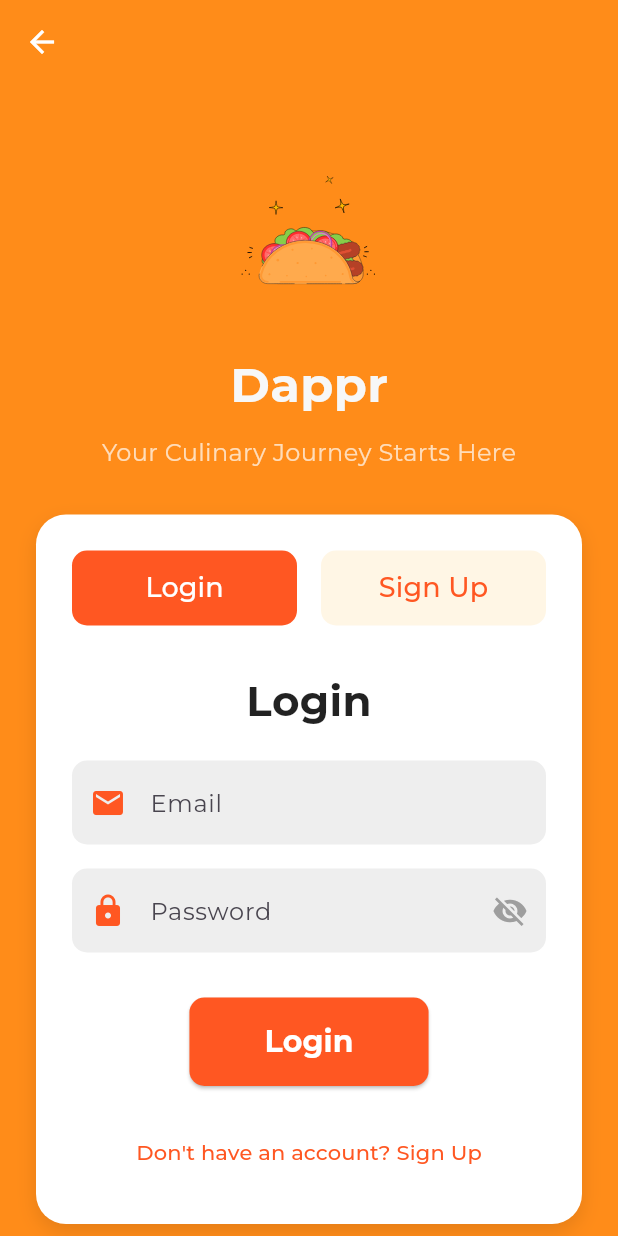
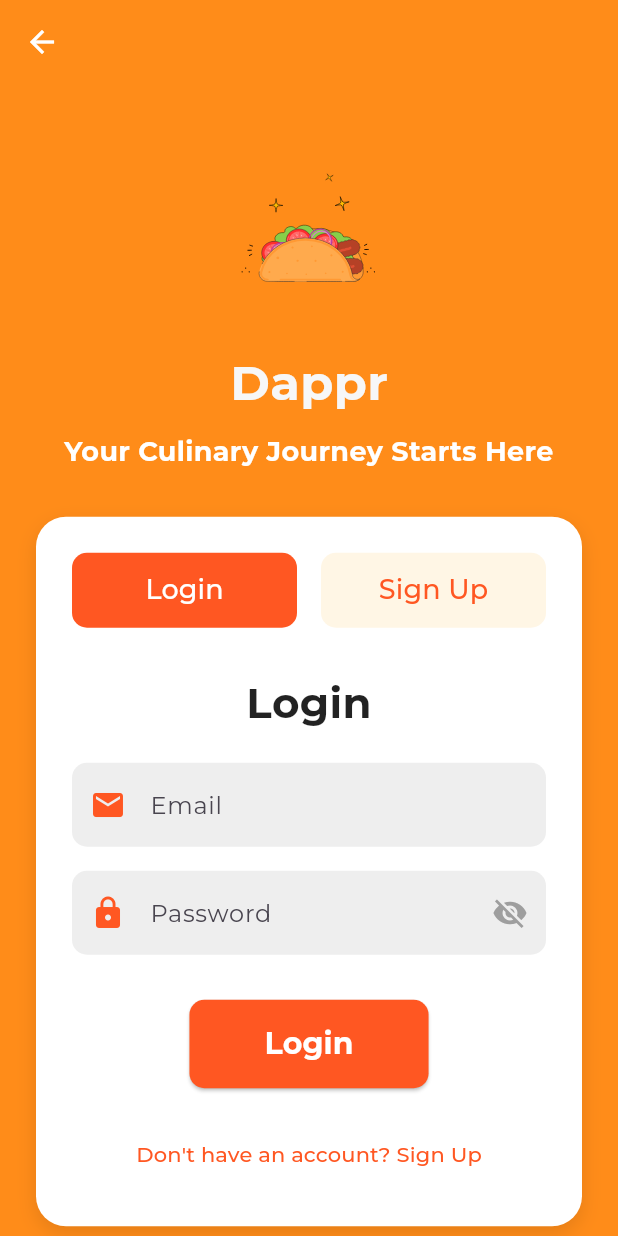
Before and after one commit to camy0330/Dappr, a Flutter app: the AuthPage screen opened directly, on a phone screen of 412 x 824 dp. Run offline on Flutter 3.47's test engine with Material 3 defaults, Android fonts, the phone set to English and light mode, and no system bars; our stand-ins replace audioplayers, logger, lottie, shared_preferences, table_calendar; accounts and stored records are empty.

Commit message:
Update auth_page.dart

```diff
--- a/lib/homepage/auth_page.dart
+++ b/lib/homepage/auth_page.dart
@@ -72,10 +72,12 @@ class _AuthPageState extends State<AuthPage> {
               // Subtitle Text
               Text(
                 'Your Culinary Journey Starts Here',
+                textAlign: TextAlign.center, // Added for better presentation
                 style: TextStyle(
-                  fontSize: 16,
-                  color: Colors.white70, // Changed to white70 to contrast with deep orange background
+                  fontSize: 18, // Increased font size for more attention
+                  color: Colors.white, // Changed to pure white for maximum contrast
                   fontFamily: 'Montserrat',
+                  fontWeight: FontWeight.bold, // Make it bold
                 ),
               ),
               const SizedBox(height: 30),
```
